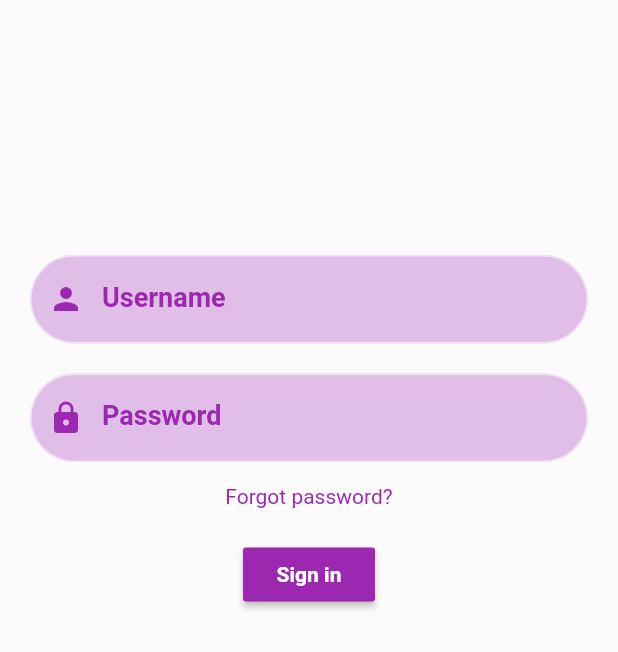
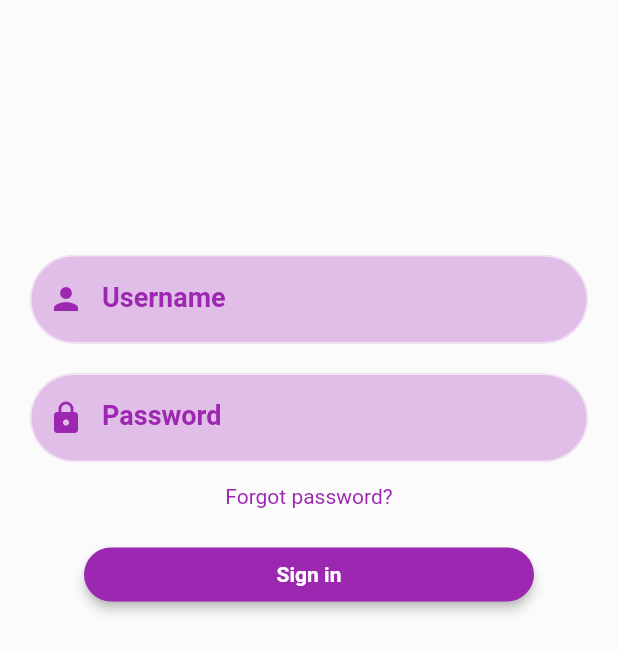
Before and after one commit to MateusHBR/loginFlutter, a Flutter app: the screen it shows after launch, on a phone screen of 412 x 824 dp. Shown: the top 652 px of the screen. Run offline on Flutter 3.47's test engine with Material 2 defaults, Android fonts, the phone set to English and light mode, and no system bars.

Commit message:
Modificações visuais no botão

```diff
--- a/lib/inputLogin.dart
+++ b/lib/inputLogin.dart
@@ -45,19 +45,27 @@ class textField extends StatelessWidget {
 
 class buttonLogin extends StatelessWidget {
   final String textoBT;
+  final double borderRadius;
+  final double width;
 
-  const buttonLogin({Key key, this.textoBT = ""}) : super(key: key);
+  const buttonLogin({Key key, this.textoBT = "", this.borderRadius = 0.0, this.width = 100})
+      : super(key: key);
 
   @override
   Widget build(BuildContext context) {
     return Center(
       child: Column(
-        mainAxisAlignment: MainAxisAlignment.center,
         children: <Widget>[
           Padding(
             padding: const EdgeInsets.only(top: 20),
+            child: SizedBox(
+              width: width,
               child: RaisedButton(
+                elevation: 3,
                 color: Colors.purple,
+                shape: RoundedRectangleBorder(
+                  borderRadius: BorderRadius.circular(borderRadius),
+                ),
                 child: Text(
                   textoBT,
                   textAlign: TextAlign.end,
@@ -67,6 +75,7 @@ class buttonLogin extends StatelessWidget {
                       fontWeight: FontWeight.bold),
                 ),
                 onPressed: () {},
+              ),
             ),
           ),
         ],
--- a/lib/login.dart
+++ b/lib/login.dart
@@ -41,6 +41,8 @@ class _LoginState extends State<Login> {
                     ),
                     buttonLogin(
                       textoBT: "Sign in",
+                      borderRadius: 30.0,
+                      width: 300,
                     ),
 
                 ],
```
Lines whose indentation alone changed are shown as unchanged.
